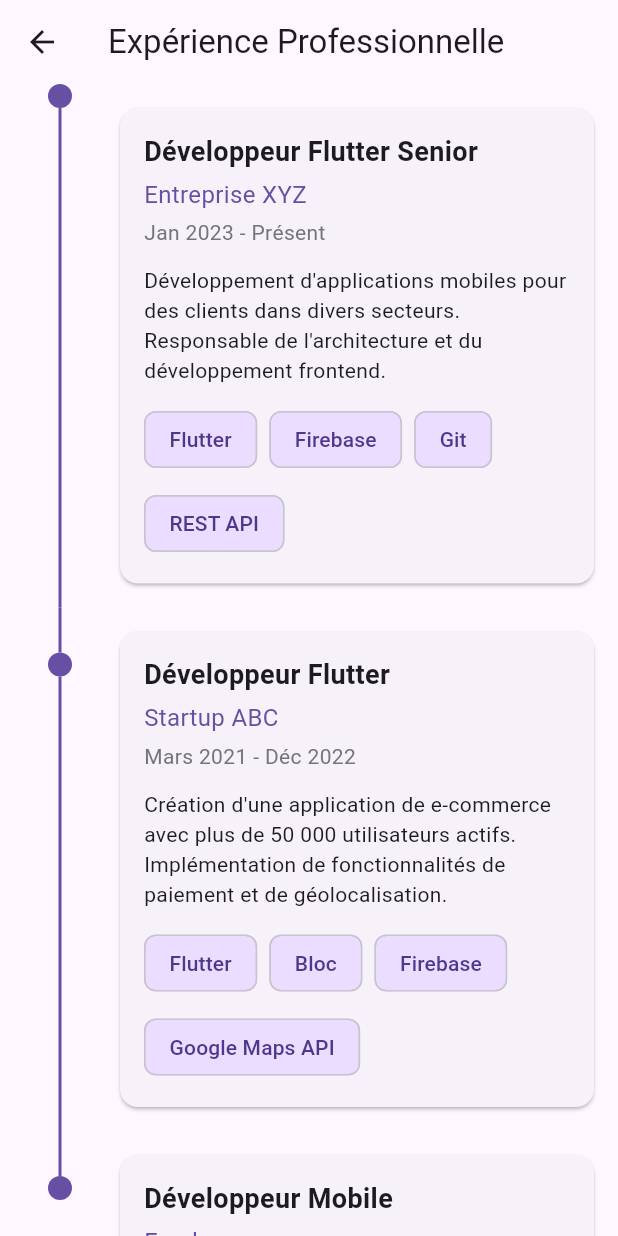
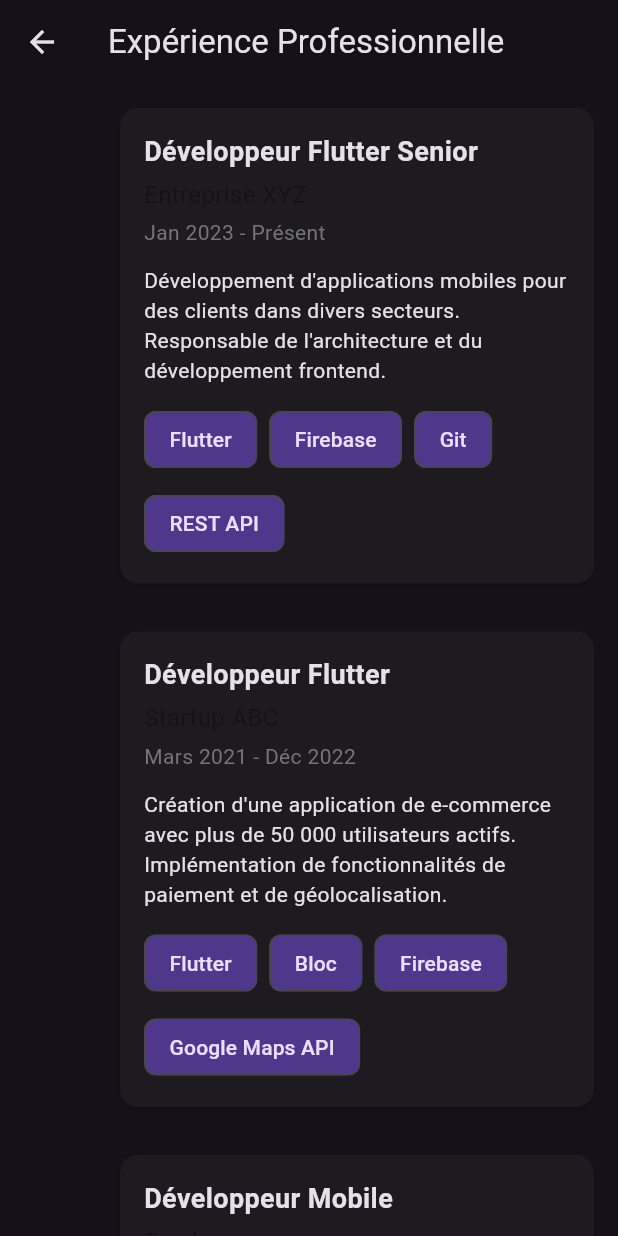
Before and after one commit to Lecam-host/portefolio, a Flutter app: the screen it shows after launch, after a tap on "Expériences", on a phone screen of 412 x 824 dp. Run offline on Flutter 3.47's test engine with Material 3 defaults, Android fonts, the phone set to English and light mode, and no system bars; our stand-ins replace cloud_firestore, firebase_core; accounts and stored records are empty.

```diff
--- a/lib/main.dart
+++ b/lib/main.dart
@@ -4,15 +4,13 @@ import 'package:flutter/material.dart';
 import 'package:mon_cv/firebase_options.dart';
 import 'package:mon_cv/model/model.dart' show ExperienceItem;
 import 'package:provider/provider.dart';
-import 'package:flutter/material.dart';
 import 'package:mon_cv/providers/providers.dart';
-import 'package:provider/provider.dart';
 import 'package:firebase_core/firebase_core.dart';
 
 import 'screens/skills_screens.dart';
 
 class ThemeModel extends ChangeNotifier {
-  bool _isDarkMode = false;
+  bool _isDarkMode = true;
 
   bool get isDarkMode => _isDarkMode;
 
@@ -87,7 +85,7 @@ class _HomeScreenState extends State<HomeScreen>
   Widget build(BuildContext context) {
     return Scaffold(
       appBar: AppBar(
-        title: const Text('Prénom Nom'),
+        title: const Text('Lecam Papa'),
         actions: [
           IconButton(
             icon: Icon(
@@ -142,13 +140,13 @@ class ProfileHeader extends StatelessWidget {
             ),
             child: const CircleAvatar(
               radius: 75,
-              backgroundImage: AssetImage('assets/profile_image.jpg'),
+              backgroundImage: AssetImage('assets/images/photo.jpeg'),
             ),
           ),
           const SizedBox(height: 24),
           // Nom et titre
           const Text(
-            'Prénom Nom',
+            'Lecam Papa',
             style: TextStyle(fontSize: 28, fontWeight: FontWeight.bold),
           ),
           const SizedBox(height: 8),
--- a/pubspec.yaml
+++ b/pubspec.yaml
@@ -61,8 +61,8 @@ flutter:
   uses-material-design: true
 
   # To add assets to your application, add an assets section, like this:
-  # assets:
-  #   - images/a_dot_burr.jpeg
+  assets:
+    - assets/images/photo.jpeg
   #   - images/a_dot_ham.jpeg
 
   # An image asset can refer to one or more resolution-specific "variants", see
```
Also changed, not shown: assets/images/photo.jpeg (added).
